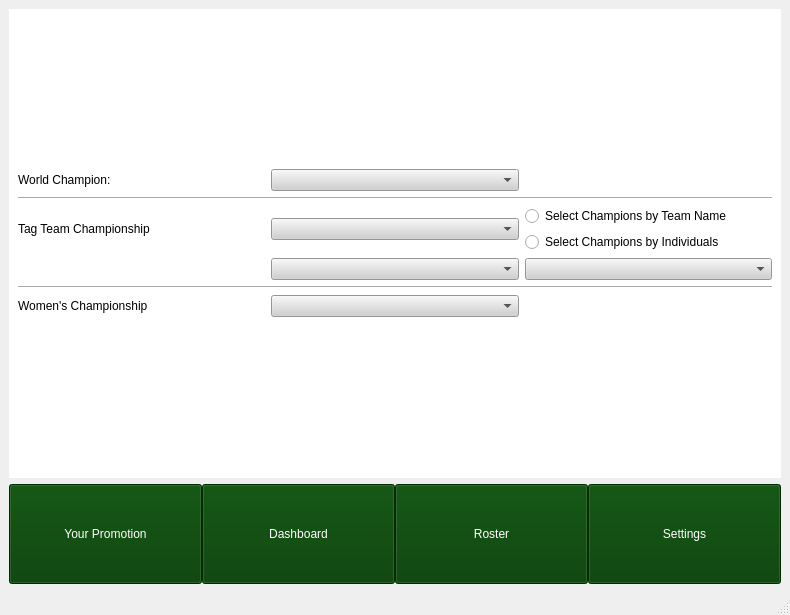
paultrent714/wrestling-booking-sim, file mainwindow.ui: the form before one commit.
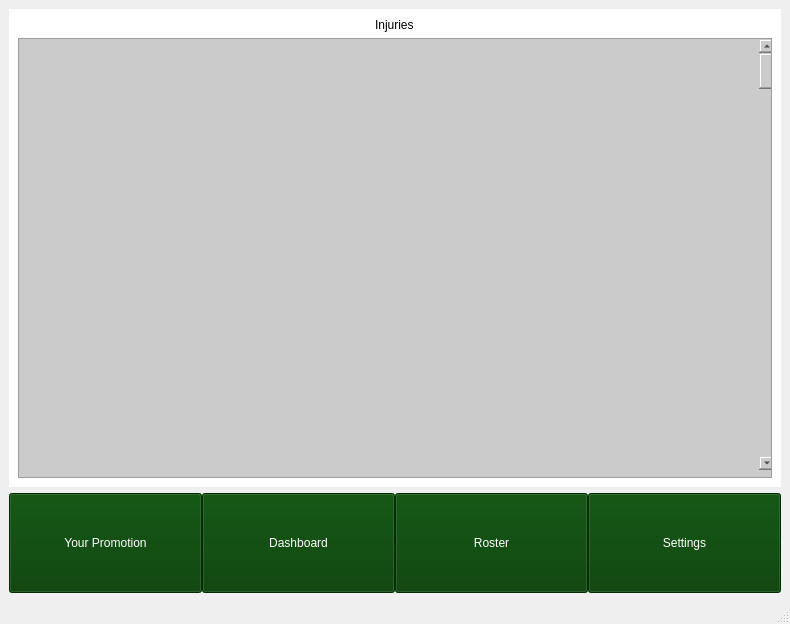
The form after the commit. Icons and pictures are not drawn.

Commit message: injury/health functions and started to add icons/png

Patch:
```diff
--- a/mainwindow.ui
+++ b/mainwindow.ui
@@ -7,7 +7,7 @@
     <x>0</x>
     <y>0</y>
     <width>790</width>
-    <height>615</height>
+    <height>624</height>
    </rect>
   </property>
   <property name="sizePolicy">
@@ -32,8 +32,8 @@
      <verstretch>0</verstretch>
     </sizepolicy>
    </property>
-   <layout class="QVBoxLayout" name="verticalLayout_10">
-    <item>
+   <layout class="QGridLayout" name="gridLayout_13">
+    <item row="0" column="0">
      <widget class="QStackedWidget" name="stackedWidget">
       <property name="sizePolicy">
        <sizepolicy hsizetype="Expanding" vsizetype="Expanding">
@@ -54,7 +54,7 @@
        <string notr="true">background-color: rgb(30, 30, 30);</string>
       </property>
       <property name="currentIndex">
-       <number>9</number>
+       <number>7</number>
       </property>
       <widget class="QWidget" name="LandingPage">
        <property name="sizePolicy">
@@ -667,6 +667,60 @@
         </item>
        </layout>
       </widget>
+      <widget class="QWidget" name="InjuredList">
+       <property name="styleSheet">
+        <string notr="true">background-color: rgb(255, 255, 255);</string>
+       </property>
+       <layout class="QVBoxLayout" name="verticalLayout_10">
+        <item alignment="Qt::AlignmentFlag::AlignHCenter">
+         <widget class="QLabel" name="label_8">
+          <property name="styleSheet">
+           <string notr="true">color: rgb(0, 0, 0);
+font: 24pt &quot;Segoe UI&quot;;</string>
+          </property>
+          <property name="text">
+           <string>Injuries</string>
+          </property>
+         </widget>
+        </item>
+        <item>
+         <widget class="QScrollArea" name="injuryScrollArea">
+          <property name="styleSheet">
+           <string notr="true">background-color: rgb(203, 203, 203);</string>
+          </property>
+          <property name="widgetResizable">
+           <bool>true</bool>
+          </property>
+          <widget class="QWidget" name="scrollAreaWidgetContents_4">
+           <property name="geometry">
+            <rect>
+             <x>0</x>
+             <y>0</y>
+             <width>752</width>
+             <height>427</height>
+            </rect>
+           </property>
+           <property name="styleSheet">
+            <string notr="true">background-color: rgb(203, 203, 203);</string>
+           </property>
+           <widget class="QScrollBar" name="verticalScrollBar_5">
+            <property name="geometry">
+             <rect>
+              <x>740</x>
+              <y>0</y>
+              <width>16</width>
+              <height>431</height>
+             </rect>
+            </property>
+            <property name="orientation">
+             <enum>Qt::Orientation::Vertical</enum>
+            </property>
+           </widget>
+          </widget>
+         </widget>
+        </item>
+       </layout>
+      </widget>
       <widget class="QWidget" name="editTeamPage">
        <property name="styleSheet">
         <string notr="true">background-color: rgb(255, 255, 255);</string>
@@ -1955,7 +2009,7 @@
       </widget>
      </widget>
     </item>
-    <item>
+    <item row="1" column="0">
      <layout class="QHBoxLayout" name="NavigationTabs">
       <property name="spacing">
        <number>0</number>
```
Left out of the diff: 70 changed lines with no effect on the pictures. The commit also changes 47 other files.
